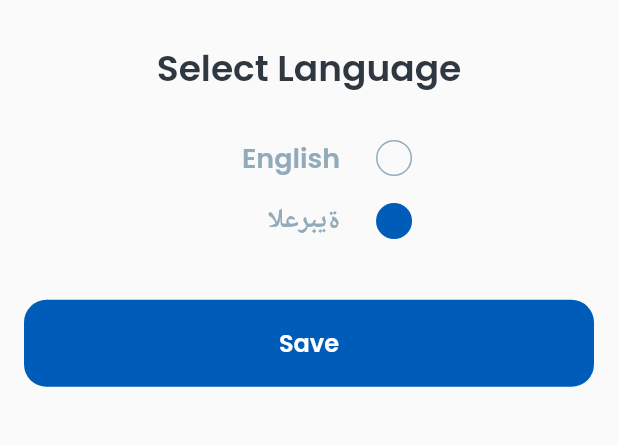
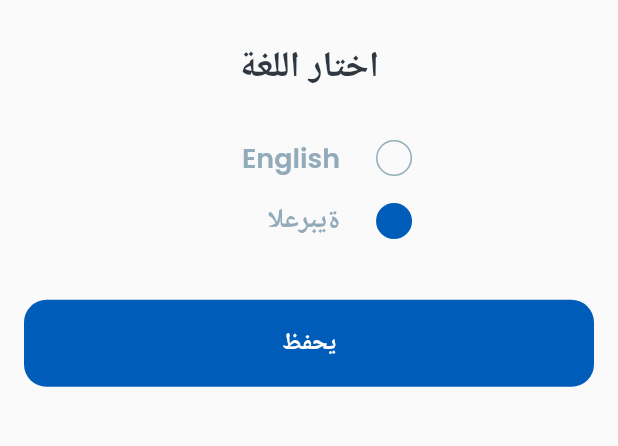
Before and after one commit to Syject-company/Water_delivery, a Flutter app: the screen it shows after launch, after a tap on "ةيبرعلا", on a phone screen of 412 x 824 dp, the part 545-991 px from its top. Run offline on Flutter 3.47's test engine with Material 2 defaults, Android fonts, the phone set to English and light mode, and no system bars; our stand-ins replace bloc, easy_localization, equatable, flutter_bloc, flutter_svg, google_fonts and 2 more; missing offline and left inert: easy_localization_loader.

Commit message:
changed app localization, changed radio_group

```diff
--- a/assets/i18n/ar.yaml
+++ b/assets/i18n/ar.yaml
@@ -1,5 +1,5 @@
+# select language screen
 text:
   select_language: اختار اللغة
-
 button:
-    save: يحفظ
+  save: يحفظ
--- a/assets/i18n/en.yaml
+++ b/assets/i18n/en.yaml
@@ -1,5 +1,5 @@
+# select language screen
 text:
   select_language: Select Language
-
 button:
   save: Save
--- a/lib/bloc/localization/localization_cubit.dart
+++ /dev/null
@@ -1,14 +0,0 @@
-import 'package:bloc/bloc.dart';
-import 'package:equatable/equatable.dart';
-import 'package:flutter/material.dart';
-
-part 'localization_state.dart';
-
-class LocalizationCubit extends Cubit<LocalizationState> {
-  LocalizationCubit({required Locale? locale})
-      : super(LocalizationState(locale: locale));
-
-  void changeLocale(Locale? locale) {
-    emit(state.copyWith(locale: locale));
-  }
-}
--- a/lib/bloc/localization/localization_state.dart
+++ /dev/null
@@ -1,20 +0,0 @@
-part of 'localization_cubit.dart';
-
-class LocalizationState extends Equatable {
-  const LocalizationState({
-    required this.locale,
-  });
-
-  final Locale? locale;
-
-  LocalizationState copyWith({
-    Locale? locale,
-  }) {
-    return LocalizationState(
-      locale: locale ?? this.locale,
-    );
-  }
-
-  @override
-  List<Object?> get props => [locale];
-}
--- a/lib/main.dart
+++ b/lib/main.dart
@@ -1,64 +1,46 @@
+import 'package:easy_localization/easy_localization.dart';
+import 'package:easy_localization_loader/easy_localization_loader.dart';
 import 'package:flutter/material.dart';
-import 'package:flutter_bloc/flutter_bloc.dart';
-import 'package:flutter_i18n/flutter_i18n.dart';
-import 'package:flutter_localizations/flutter_localizations.dart';
-import 'package:water/bloc/localization/localization_cubit.dart';
 
 import 'ui/select_language/select_language_screen.dart';
 import 'util/localization.dart';
 
 void main() async {
   WidgetsFlutterBinding.ensureInitialized();
+  await EasyLocalization.ensureInitialized();
+  final startLocale = await Localization.loadLocale();
 
-  final savedLocale = await Localization.loadLocale();
-  final flutterI18nDelegate = FlutterI18nDelegate(
-    translationLoader: FileTranslationLoader(
-      basePath: i18nBasePath,
-      useCountryCode: false,
-      fallbackFile: defaultLocale,
-      forcedLocale: savedLocale,
+  runApp(
+    EasyLocalization(
+      saveLocale: false,
+      startLocale: startLocale,
+      supportedLocales: Localization.locales,
+      path: Localization.i18nBasePath,
+      useOnlyLangCode: !Localization.useCountryCode,
+      fallbackLocale: Localization.defaultLocale,
+      useFallbackTranslations: true,
+      assetLoader: YamlAssetLoader(),
+      child: GulfaWaterApp(),
     ),
   );
-
-  await flutterI18nDelegate.load(savedLocale);
-  runApp(GulfaWaterApp(
-      flutterI18nDelegate: flutterI18nDelegate, locale: savedLocale));
 }
 
 class GulfaWaterApp extends StatelessWidget {
-  GulfaWaterApp({
-    Key? key,
-    required this.flutterI18nDelegate,
-    required this.locale,
-  }) : super(key: key);
-
-  final FlutterI18nDelegate flutterI18nDelegate;
-
-  final Locale locale;
+  GulfaWaterApp({Key? key}) : super(key: key);
 
   @override
   Widget build(BuildContext context) {
-    return BlocProvider(
-      create: (context) => LocalizationCubit(locale: locale),
-      child: BlocBuilder<LocalizationCubit, LocalizationState>(
-        builder: (_, state) => MaterialApp(
+    return MaterialApp(
       title: 'Gulfa Water',
       // home: BlocProvider(
       //   create: (_) => SplashCubit()..startLoading(),
       //   child: SplashScreen(),
       // ),
       home: SelectLanguageScreen(),
-          locale: state.locale,
-          localizationsDelegates: [
-            flutterI18nDelegate,
-            GlobalWidgetsLocalizations.delegate,
-            GlobalMaterialLocalizations.delegate,
-            GlobalCupertinoLocalizations.delegate,
-          ],
-          supportedLocales: Localization.locales.values,
+      locale: context.locale,
+      supportedLocales: context.supportedLocales,
+      localizationsDelegates: context.localizationDelegates,
       debugShowCheckedModeBanner: false,
-        ),
-      ),
     );
   }
 }
--- a/lib/ui/select_language/select_language_screen.dart
+++ b/lib/ui/select_language/select_language_screen.dart
@@ -1,8 +1,7 @@
+import 'package:easy_localization/easy_localization.dart';
 import 'package:flutter/material.dart';
-import 'package:flutter_bloc/flutter_bloc.dart';
 import 'package:flutter_svg/flutter_svg.dart';
 import 'package:google_fonts/google_fonts.dart';
-import 'package:water/bloc/localization/localization_cubit.dart';
 import 'package:water/ui/constants/colors.dart';
 import 'package:water/ui/shared_widgets/radio/radio_group.dart';
 import 'package:water/util/localization.dart';
@@ -19,8 +18,6 @@ class _SelectLanguageScreenState extends State<SelectLanguageScreen> {
   static const String _logoTextPath = 'assets/svg/logo_text_red.svg';
   static const double _iconWidthFactor = 4.5;
   static const double _logoTextWidthFactor = 3.5;
-
-  late Language _currentLanguage = Localization.currentLanguage(context);
 
   @override
   Widget build(BuildContext context) {
@@ -64,7 +61,7 @@ class _SelectLanguageScreenState extends State<SelectLanguageScreen> {
 
   Widget _buildSelectLanguageLabel() {
     return Text(
-      'text.select_language'.localize(context),
+      'text.select_language'.tr(),
       style: GoogleFonts.poppins(
         textStyle: const TextStyle(
           color: AppColors.primaryTextColor,
@@ -80,39 +77,36 @@ class _SelectLanguageScreenState extends State<SelectLanguageScreen> {
   }
 
   Widget _buildLanguagePicker() {
-    return RadioGroup<Language>(
-      onChanged: (value) async {
-        final locale = await Localization.changeLanguage(context, value);
-        context.read<LocalizationCubit>().changeLocale(locale);
+    return RadioGroup<Locale>(
+      onChanged: (locale) {
+        Localization.changeLocale(context, locale);
       },
-      values: [
-        Language.English,
-        Language.Arabic,
-      ],
-      labels: [
-        'English',
-        'ةيبرعلا',
-      ],
-      groupValue: _currentLanguage,
+      values: {
+        const Locale('en'): 'English',
+        const Locale('ar'): 'ةيبرعلا',
+      },
+      currentValue: Localization.currentLocale(context),
     );
   }
 
   Widget _buildSaveButton() {
     return ElevatedButton(
       onPressed: () {
-        Localization.saveLocale(Localization.currentLocale(context));
+        final currentLocale = Localization.currentLocale(context);
+        Localization.saveLocale(currentLocale);
+        // TODO: navigate to home
       },
       style: TextButton.styleFrom(
         elevation: 0.0,
         padding: EdgeInsets.zero,
-        fixedSize: Size(MediaQuery.of(context).size.width, 58),
+        fixedSize: Size(MediaQuery.of(context).size.width, 58.0),
         backgroundColor: AppColors.primaryColor,
         shape: const RoundedRectangleBorder(
           borderRadius: BorderRadius.all(Radius.circular(15.0)),
         ),
       ),
       child: Text(
-        'button.save'.localize(context),
+        'button.save'.tr(),
         style: GoogleFonts.poppins(
           textStyle: const TextStyle(
             color: Colors.white,
--- a/lib/ui/shared_widgets/radio/radio_group.dart
+++ b/lib/ui/shared_widgets/radio/radio_group.dart
@@ -6,20 +6,17 @@ class RadioGroup<T> extends StatefulWidget {
   RadioGroup({
     Key? key,
     required this.values,
-    required this.labels,
-    required this.groupValue,
     required this.onChanged,
+    this.currentValue,
     this.axis = Axis.vertical,
     this.mainAxisAlignment = MainAxisAlignment.center,
     this.spaceBetween = 16.0,
-  })  : assert(values.length == labels.length),
-        assert(spaceBetween >= 0.0),
+  })  : assert(spaceBetween >= 0.0),
         super(key: key);
 
-  final List<T> values;
-  final List<String> labels;
-  final T groupValue;
+  final Map<T, String> values;
   final ValueChanged<T> onChanged;
+  final T? currentValue;
   final Axis axis;
   final MainAxisAlignment mainAxisAlignment;
   final double spaceBetween;
@@ -29,13 +26,7 @@ class RadioGroup<T> extends StatefulWidget {
 }
 
 class _RadioGroupState<E> extends State<RadioGroup<E>> {
-  late E selectedValue = widget.groupValue;
-
-  @override
-  void initState() {
-    super.initState();
-    print(widget.groupValue);
-  }
+  late E? _selectedValue = widget.currentValue;
 
   @override
   Widget build(BuildContext context) {
@@ -55,28 +46,28 @@ class _RadioGroupState<E> extends State<RadioGroup<E>> {
   List<Widget> _buildRadioButtons() {
     final buttons = <Widget>[];
 
-    for (int i = 0; i < widget.values.length; i++) {
+    widget.values.forEach((value, label) {
       buttons.add(
         GestureDetector(
           onTap: () {
-            setState(() {
-              selectedValue = widget.values[i];
-            });
-            widget.onChanged(selectedValue);
+            if (_selectedValue != value) {
+              setState(() => _selectedValue = value);
+              widget.onChanged(_selectedValue!);
+            }
           },
           child: RadioButton(
-            label: widget.labels[i],
-            selected: selectedValue == widget.values[i],
+            label: label,
+            selected: _selectedValue != null && _selectedValue == value,
           ),
         ),
       );
 
-      if (i != widget.values.length - 1) {
+      if (value != widget.values.keys.last) {
         buttons.add(widget.axis == Axis.vertical
             ? SizedBox(height: widget.spaceBetween)
             : SizedBox(width: widget.spaceBetween));
       }
-    }
+    });
 
     return buttons;
   }
--- a/lib/util/localization.dart
+++ b/lib/util/localization.dart
@@ -1,60 +1,36 @@
 import 'package:flutter/material.dart';
-import 'package:flutter_i18n/flutter_i18n.dart';
+import 'package:easy_localization/easy_localization.dart';
 import 'package:shared_preferences/shared_preferences.dart';
 
-const String i18nBasePath = 'assets/i18n';
-const String defaultLocale = 'en';
+class Localization {
+  static const String _appLocaleKey = 'app_locale';
 
-extension LocalizeString on String {
-  String localize(BuildContext context) {
-    return FlutterI18n.translate(context, this);
-  }
-}
+  static const Locale defaultLocale = const Locale('en');
+  static const String i18nBasePath = 'assets/i18n';
+  static const bool useCountryCode = false;
 
-enum Language {
-  English,
-  Arabic,
-}
+  static const List<Locale> locales = const [
+    const Locale('en'),
+    const Locale('ar'),
+  ];
 
-class Localization {
-  static const String _savedLocaleKey = 'saved_locale';
-
-  static const Map<Language, Locale> _locales = {
-    Language.English: const Locale('en'),
-    Language.Arabic: const Locale('ar'),
-  };
-
-  static Map<Language, Locale> get locales => _locales;
-
-  static Future<Locale?> changeLanguage(
-      BuildContext context, Language language) async {
-    if (currentLanguage(context) != language) {
-      final locale = _locales[language];
-      await FlutterI18n.refresh(context, locale);
-      return locale;
-    }
+  static Locale currentLocale(BuildContext context) {
+    return context.locale;
   }
 
-  static Language currentLanguage(BuildContext context) {
-    return _locales.entries
-        .firstWhere((entry) =>
-            entry.value.languageCode == currentLocale(context).languageCode)
-        .key;
-  }
-
-  static Locale currentLocale(BuildContext context) {
-    return FlutterI18n.currentLocale(context) ?? const Locale(defaultLocale);
+  static void changeLocale(BuildContext context, Locale locale) {
+    context.setLocale(locale);
   }
 
   static Future<Locale> loadLocale() async {
     final prefs = await SharedPreferences.getInstance();
-    return prefs.containsKey(_savedLocaleKey)
-        ? Locale(prefs.getString(_savedLocaleKey)!)
-        : const Locale(defaultLocale);
+    return prefs.containsKey(_appLocaleKey)
+        ? Locale(prefs.getString(_appLocaleKey)!)
+        : defaultLocale;
   }
 
   static Future<void> saveLocale(Locale locale) async {
     final prefs = await SharedPreferences.getInstance();
-    await prefs.setString(_savedLocaleKey, locale.languageCode);
+    await prefs.setString(_appLocaleKey, locale.languageCode);
   }
 }
--- a/pubspec.yaml
+++ b/pubspec.yaml
@@ -27,7 +27,8 @@ dependencies:
   equatable: ^2.0.3
 
   # localization
-  flutter_i18n: ^0.22.4
+  easy_localization: ^3.0.0
+  easy_localization_loader: ^1.0.0
 
 dev_dependencies:
   flutter_test:
```
Also changed, not shown: pubspec.lock. Lines whose indentation alone changed are shown as unchanged.
